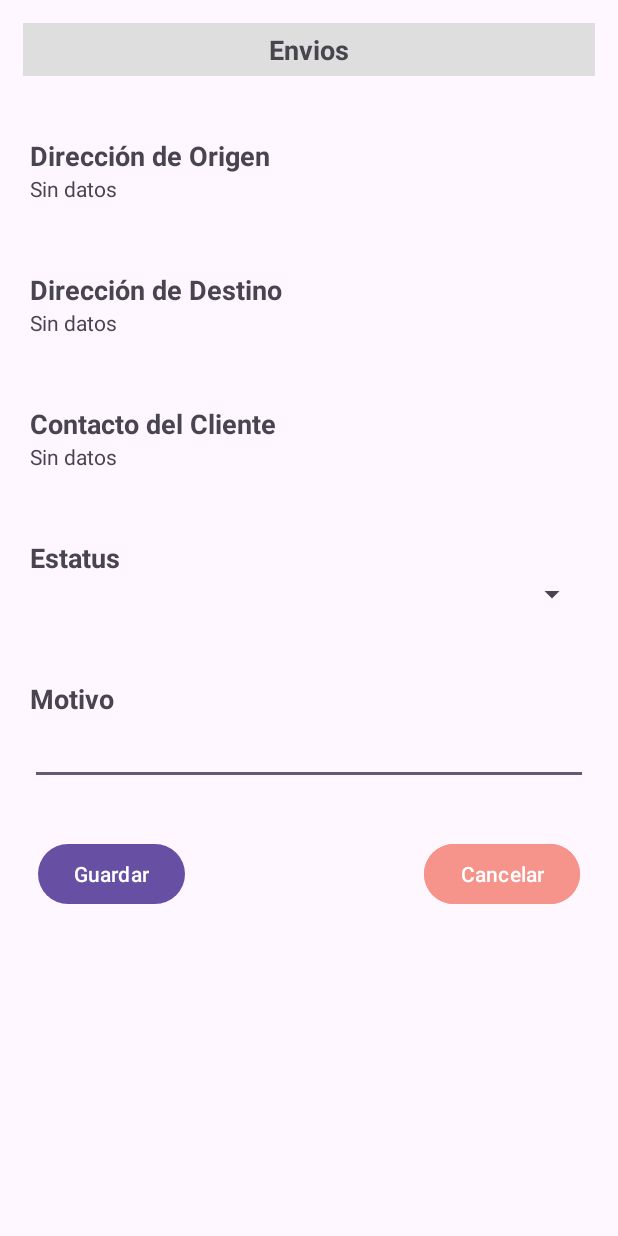
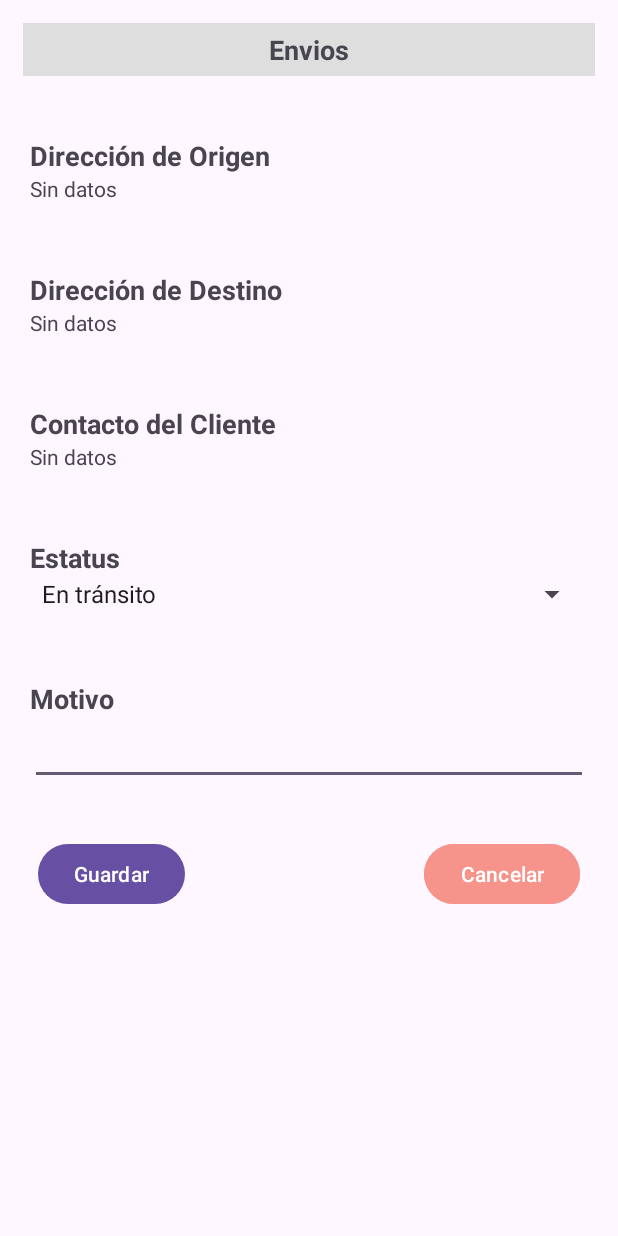
Before and after one commit to AndresFS30/FastTimeApp, an Android app: the DetallesEnvioActivity screen opened directly, with no data from a screen before it, on a phone screen of 412 x 824 dp. Run offline under Robolectric (Android 15) with nearby library versions, the phone set to English and light mode, and no system bars.

```diff
--- a/app/src/main/java/Poko/Colaborador.kt
+++ b/app/src/main/java/Poko/Colaborador.kt
@@ -5,7 +5,7 @@ data class Colaborador(
     val nombre:String,
     val apellidoPaterno:String,
     val apellidoMaterno:String,
-    val CURP:String,
+    val curp:String,
     val correo:String,
     val password:String,
     val idRol: Int?,
--- a/app/src/main/java/com/example/fasttimeapp/DetallesEnvioActivity.kt
+++ b/app/src/main/java/com/example/fasttimeapp/DetallesEnvioActivity.kt
@@ -2,11 +2,10 @@ package com.example.fasttimeapp
 
 import Poko.Colaborador
 import Poko.Envio
+import android.R
 import android.os.Bundle
-import androidx.activity.enableEdgeToEdge
+import android.widget.ArrayAdapter
 import androidx.appcompat.app.AppCompatActivity
-import androidx.core.view.ViewCompat
-import androidx.core.view.WindowInsetsCompat
 import com.example.fasttimeapp.databinding.ActivityDetallesEnvioBinding
 import com.google.gson.Gson
 
@@ -19,13 +18,14 @@ class DetallesEnvioActivity : AppCompatActivity() {
         binding = ActivityDetallesEnvioBinding.inflate(layoutInflater)
         setContentView(binding.root)
         obtenerDatos()
+        configurarSpinnerArreglo()
     }
 
     private fun obtenerDatos(){
         val jsonColaborador = intent.getStringExtra("colaborador")
         if(jsonColaborador != null){
             val gson = Gson()
-            colaborador = gson.fromJson(jsonColaborador, Colaborador::class.java)
+            colaborador = gson.fromJson(jsonColaborador, colaborador::class.java)
         }
 
         val jsonEnvio = intent.getStringExtra("envio")
@@ -34,4 +34,11 @@ class DetallesEnvioActivity : AppCompatActivity() {
             envio = gson.fromJson(jsonEnvio, Envio::class.java)
         }
     }
+
+    fun configurarSpinnerArreglo(){
+        val opcionesIntent = arrayOf("En tránsito", "Detenido","Entregado","Cancelado")
+        val adapterArray = ArrayAdapter<String>(this, R.layout.simple_spinner_item, opcionesIntent)
+        adapterArray.setDropDownViewResource(android.R.layout.simple_spinner_dropdown_item)
+        binding.spEstatus.adapter = adapterArray
+    }
 }
--- a/app/src/main/java/com/example/fasttimeapp/EnviosActivity.kt
+++ b/app/src/main/java/com/example/fasttimeapp/EnviosActivity.kt
@@ -6,12 +6,10 @@ import Utils.Constantes
 import android.R
 import android.content.Intent
 import android.os.Bundle
+import android.util.Log
 import android.widget.ArrayAdapter
 import android.widget.Toast
-import androidx.activity.enableEdgeToEdge
 import androidx.appcompat.app.AppCompatActivity
-import androidx.core.view.ViewCompat
-import androidx.core.view.WindowInsetsCompat
 import com.example.fasttimeapp.databinding.ActivityEnviosBinding
 import com.google.gson.Gson
 import com.google.gson.reflect.TypeToken
@@ -44,11 +42,13 @@ class EnviosActivity : AppCompatActivity() {
             //"e" es el Error. "Result" es el resultado
             .asString().setCallback { e, result ->
                 if(e == null){
+                    Log.e("API",result)
                     mostrarInfoEnvios(result)
                     /*if(result.length > 0){
                         mostrarInfoAlbumes(parseAlbums(result))
                     }*/
                 }else{
+                    Log.e("API",e.message.toString())
                     Toast.makeText(this,e.message, Toast.LENGTH_LONG).show()
                 }
             }
--- a/app/src/main/java/com/example/fasttimeapp/MainActivity.kt
+++ b/app/src/main/java/com/example/fasttimeapp/MainActivity.kt
@@ -1,7 +1,6 @@
 package com.example.fasttimeapp
 
 import Poko.Colaborador
-import Poko.ColaboradorJsoneable
 import Utils.Constantes
 import android.content.Intent
 import android.graphics.BitmapFactory
@@ -54,7 +53,7 @@ class MainActivity : AppCompatActivity() {
         binding.tvNombreCompleto.setText("${colaborador.nombre} ${colaborador.apellidoPaterno} ${colaborador.apellidoMaterno}")
         binding.tvCorreo.setText(colaborador.correo)
         binding.tvNoPersonal.setText(colaborador.noPersonal)
-        binding.tvCurp.setText(colaborador.CURP)
+        binding.tvCurp.setText(colaborador.curp)
         binding.tvNoLicencia.setText(colaborador.numeroLicencia)
     }
 
@@ -85,7 +84,7 @@ class MainActivity : AppCompatActivity() {
     fun cargarFotoColaborador(json:String){
         if(json.isNotEmpty()){
             val gson = Gson()
-            val colaboradorFoto = gson.fromJson(json, Colaborador::class.java)
+            val colaboradorFoto = gson.fromJson(json, colaborador::class.java)
             if(colaboradorFoto.fotoBase64 != null){
                 try {
                     val imgBytes = Base64.decode(colaboradorFoto.fotoBase64, Base64.DEFAULT)
--- a/app/src/main/res/layout/activity_editar_perfil.xml
+++ b/app/src/main/res/layout/activity_editar_perfil.xml
@@ -137,7 +137,8 @@
                 android:layout_width="match_parent"
                 android:layout_height="wrap_content"
                 android:layout_marginStart="20dp"
-                android:layout_marginEnd="20dp"/>
+                android:layout_marginEnd="20dp"
+                android:inputType="textEmailAddress"/>
 
             <TextView
                 android:layout_width="match_parent"
```
Also changed, not shown: app/src/main/java/Utils/LoginUtils.kt (+4 -4 lines), app/src/main/java/com/example/fasttimeapp/EditarPerfilActivity.kt (+26 -10 lines).
